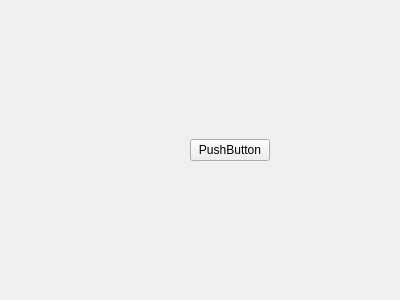
Qt form project1/root.ui (taewooyun/hts) before a commit.
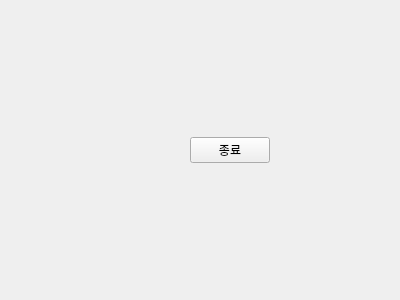
The same form after that commit.

The edit to the form file:
```diff
--- a/project1/root.ui
+++ b/project1/root.ui
@@ -56,7 +56,7 @@
       <item>
        <widget class="QPushButton" name="pushButton">
         <property name="text">
-         <string>PushButton</string>
+         <string>종료</string>
         </property>
        </widget>
       </item>
```
Left out of the diff: 2 changed lines with no effect on the pictures.
